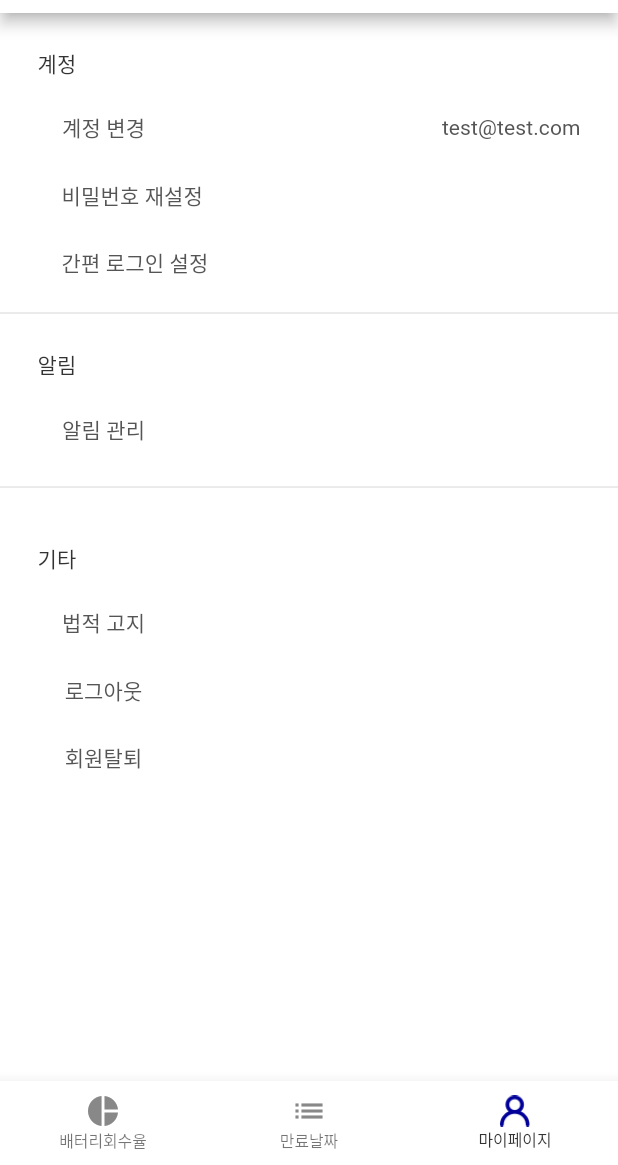
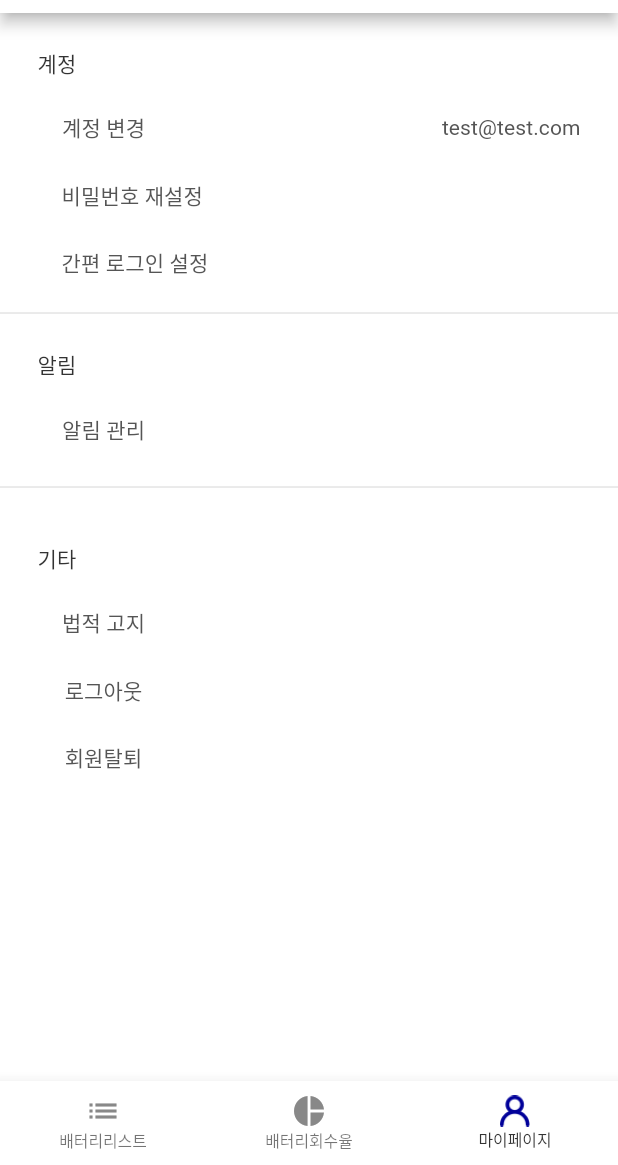
Before and after one commit to teddy309/Blottery, a Flutter app: the MainScreen screen opened directly, item 3 of the bottom bar chosen, on a phone screen of 412 x 824 dp, the part 71-1236 px from its top. Run offline on Flutter 3.47's test engine with Material 2 defaults, Android fonts, the phone set to English and light mode, and no system bars; our stand-ins replace convert, equatable, flutter_datetime_picker, shared_preferences; missing offline and left inert: buffer, json_schema, pointycastle; accounts and stored records are empty; generated files the repository leaves out were written again; Roboto replaces fonts that are missing (AppleSD Gothic Light, AppleSD Gothic Semi Bold, Montserrat-SemiBold).

```diff
--- a/lib/screen/mainPage.dart
+++ b/lib/screen/mainPage.dart
@@ -3,7 +3,7 @@ import 'package:flutter/material.dart';
 // import 'package:charts_flutter/flutter.dart' as charts;
 import './myPage.dart';
 import './recoveryRate.dart';
-import '../widget/battery_widget.dart';
+//import '../widget/battery_widget.dart';
 
 class MainPage extends StatelessWidget{
   Widget build(BuildContext context){
@@ -27,118 +27,6 @@ class _MainScreenState extends State<MainScreen> {
 
   @override
   Widget build(BuildContext context) {
-
-    /*void showBottom() {
-      showModalBottomSheet<void>(
-        context: context,
-        shape: RoundedRectangleBorder(
-          borderRadius: BorderRadius.only(
-            topLeft: const Radius.circular(30.0),
-            topRight: const Radius.circular(30.0),
-          ),
-        ),
-        builder: (BuildContext context) {
-          return Container(
-            height: 140.0,
-            decoration: new BoxDecoration(
-              color: Colors.white,
-              borderRadius: new BorderRadius.only(
-                topLeft: const Radius.circular(30.0),
-                topRight: const Radius.circular(30.0),
-              ),
-            ),
-            child: new Column(
-              mainAxisAlignment: MainAxisAlignment.start,
-              children: <Widget>[
-                AppBar(
-                  shape: RoundedRectangleBorder(
-                    borderRadius: BorderRadius.only(
-                      topLeft: const Radius.circular(30.0),
-                      topRight: const Radius.circular(30.0),
-                    ),
-                  ),
-                  elevation: 0.0,
-                  leading: Container(),
-                  actions: [
-                    new IconButton(
-                      onPressed: () => Navigator.pop(context),
-                      icon: Icon(
-                        Icons.clear,
-                      ),
-                      color: Color.fromARGB(0xFF, 0xFF, 0x8D, 0x88),
-                    ),
-                  ],
-                  title: new Text(
-                    '검사지 종류',
-                    style: TextStyle(
-                      fontFamily: 'Spoqa Han San',
-                      fontSize: 14.0,
-                      color: Color.fromARGB(0xFF, 0x33, 0x33, 0x33),
-                    ),
-                    textAlign: TextAlign.center,
-                  ),
-                  centerTitle: true,
-                  backgroundColor: Color.fromARGB(0xFF, 0xFF, 0xFF, 0xFF),
-                ),
-                Divider(indent:10, endIndent: 10),
-                Container(
-                    padding: EdgeInsets.only(top: 5.0),
-                    child: Row(
-                      mainAxisAlignment: MainAxisAlignment.center,
-                      children: <Widget>[
-                        Spacer(),
-                        ButtonTheme(
-                          minWidth: 130.0,
-                          height: 43.0,
-                          child: new FlatButton(
-                              child: new Text(
-                                '수술전',
-                                style: TextStyle(
-                                  fontFamily: 'Spoqa Han San',
-                                  fontWeight: FontWeight.bold,
-                                  fontSize: 13.0,
-                                  color: Color.fromARGB(0xFF, 0x3B, 0x3B, 0x4D),
-                                ),
-                              ),
-                              color: Color.fromARGB(0xFF, 0xFF, 0xF0, 0xED),
-                              disabledColor:
-                                  Color.fromARGB(0xFF, 0xFF, 0xF0, 0xED),
-                              onPressed: null,
-                              shape: new RoundedRectangleBorder(
-                                  borderRadius:
-                                      new BorderRadius.circular(7.0))),
-                        ),
-                        Spacer(),
-                        ButtonTheme(
-                            minWidth: 130.0,
-                            height: 43.0,
-                            child: new FlatButton(
-                                child: new Text(
-                                  '수술후',
-                                  style: TextStyle(
-                                    fontFamily: 'Spoqa Han San',
-                                    fontWeight: FontWeight.bold,
-                                    fontSize: 13.0,
-                                    color: Color.fromARGB(0xFF, 0x3B, 0x3B, 0x4D),
-                                  ),
-                                ),
-                                color: Color.fromARGB(0xFF, 0xFF, 0xF0, 0xED),
-                                disabledColor:
-                                    Color.fromARGB(0xFF, 0xFF, 0xF0, 0xED),
-                                onPressed: null,
-                                shape: new RoundedRectangleBorder(
-                                    borderRadius:
-                                        new BorderRadius.circular(7.0)))),
-                        Spacer(),
-                      ],
-                    ),
-                  )
-              ],
-            ),
-          );
-        },
-      );
-    }*/
 
     Widget myRecord = Scaffold(
       appBar: AppBar(
@@ -173,7 +61,7 @@ class _MainScreenState extends State<MainScreen> {
               backgroundColor: Color.fromARGB(0xFF, 0xFF, 0xFF, 0xFF),
               automaticallyImplyLeading: false,
               title: Text(
-                '배터리 만료날짜 해당 리스트',
+                '배터리 회수율',
                 style: TextStyle(
                   fontSize: 14.0,
                   fontFamily: 'Spoqa Han San',
@@ -185,10 +73,10 @@ class _MainScreenState extends State<MainScreen> {
               ),
               centerTitle: false,
             ),
-            Container(
-              child: DataTableWidget(),
-              height: 450,
-            )
+            // Container(
+            //   child: DataTableWidget(),
+            //   height: 450,
+            // )
           ],
         ),
       ),
@@ -213,6 +101,17 @@ class _MainScreenState extends State<MainScreen> {
         items: [
           BottomNavigationBarItem(
             icon: Icon(
+             Icons.list,
+              color: Color.fromARGB(0xFF, 0x88, 0x88, 0x88),
+            ),
+            activeIcon: Icon(
+              Icons.list,
+              color: Color.fromARGB(0xFF, 0x00, 0x00, 0x99),
+            ),
+            title: Text('배터리리스트'),
+          ),
+          BottomNavigationBarItem(
+            icon: Icon(
               Icons.pie_chart,
               color: Color.fromARGB(0xFF, 0x88, 0x88, 0x88),
             ),
@@ -222,18 +121,6 @@ class _MainScreenState extends State<MainScreen> {
               ),
             title: Text('배터리회수율'),
           ),
-          BottomNavigationBarItem(
-            icon: Icon(
-             Icons.list,
-              color: Color.fromARGB(0xFF, 0x88, 0x88, 0x88),
-            ),
-            activeIcon: Icon(
-              Icons.list,
-              color: Color.fromARGB(0xFF, 0x00, 0x00, 0x99),
-            ),
-            title: Text('만료날짜'),
-          ),
-
           BottomNavigationBarItem(
             icon: Image(
               image: AssetImage(
--- a/lib/widget/battery_widget.dart
+++ b/lib/widget/battery_widget.dart
@@ -54,7 +54,6 @@ class DataTableWidgetState extends State<DataTableWidget> {
                     DataCell(Text('${battery.batteryID}')),
                     DataCell(Text('${battery.dueDate}')),
                     DataCell(Text('${battery.performance}')),
-                    //DataCell(Text('${battery.dueDate}')),
                   ],
                   onSelectChanged: (bool selected) =>
                       onSelectedRowChanged(selected: selected, battery: battery),
```
Also changed, not shown: lib/screen/category01Tab.dart (+31 -30 lines), lib/screen/recoveryRate.dart (+3 -14 lines).
